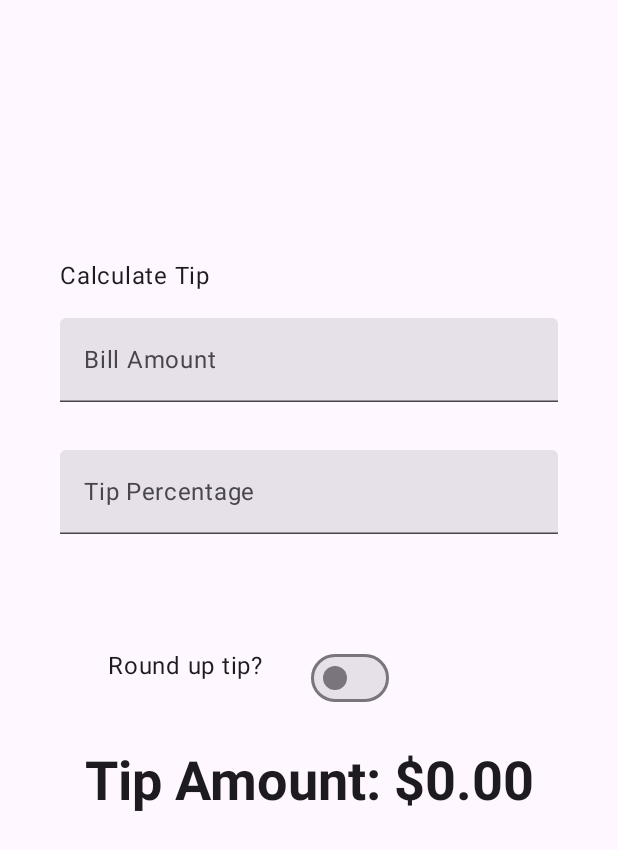
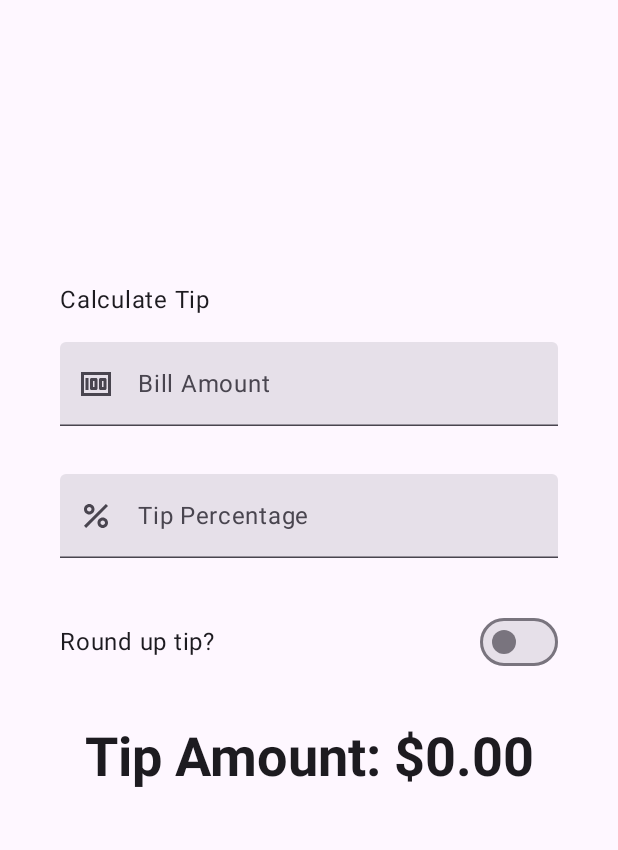
Before and after one commit to AlibekDeveloper/Tip-Time, an Android app built with Jetpack Compose: the screen it shows after launch (MainActivity), on a phone screen of 412 x 824 dp. Shown: the top 850 px of the screen. Run offline under Robolectric (Android 15) with nearby library versions, the phone set to English and light mode, and no system bars.

Commit message:
add leading icon to text fields

```diff
--- a/app/src/main/java/com/example/tiptime/MainActivity.kt
+++ b/app/src/main/java/com/example/tiptime/MainActivity.kt
@@ -4,6 +4,7 @@ import android.os.Bundle
 import androidx.activity.ComponentActivity
 import androidx.activity.compose.setContent
 import androidx.activity.enableEdgeToEdge
+import androidx.annotation.DrawableRes
 import androidx.annotation.StringRes
 import androidx.compose.foundation.layout.Arrangement
 import androidx.compose.foundation.layout.Column
@@ -20,6 +21,7 @@ import androidx.compose.foundation.layout.wrapContentWidth
 import androidx.compose.foundation.rememberScrollState
 import androidx.compose.foundation.text.KeyboardOptions
 import androidx.compose.foundation.verticalScroll
+import androidx.compose.material3.Icon
 import androidx.compose.material3.MaterialTheme
 import androidx.compose.material3.Surface
 import androidx.compose.material3.Switch
@@ -32,6 +34,7 @@ import androidx.compose.runtime.getValue
 import androidx.compose.runtime.setValue
 import androidx.compose.ui.Alignment
 import androidx.compose.ui.Modifier
+import androidx.compose.ui.res.painterResource
 import androidx.compose.ui.res.stringResource
 import androidx.compose.ui.text.input.ImeAction
 import androidx.compose.ui.text.input.KeyboardType
@@ -56,7 +59,6 @@ class MainActivity : ComponentActivity() {
         }
     }
 }
-
 
 @Composable
 fun TipTimeLayout() {
@@ -84,6 +86,7 @@ fun TipTimeLayout() {
         )
         EditNumberField(
             label = R.string.bill_amount,
+            leadingIcon = R.drawable.money,
             value = amountInput,
             keyboardOptions = KeyboardOptions.Default.copy(
                 keyboardType = KeyboardType.Number, imeAction = ImeAction.Next
@@ -96,6 +99,7 @@ fun TipTimeLayout() {
 
         EditNumberField(
             label = R.string.how_was_the_service,
+            leadingIcon = R.drawable.percent,
             keyboardOptions = KeyboardOptions.Default.copy(
                 keyboardType = KeyboardType.Number, imeAction = ImeAction.Done
             ),
@@ -108,7 +112,7 @@ fun TipTimeLayout() {
         RoundTheTipRow(
             roundUp = roundUp,
             onRoundUpChanged = { roundUp = it },
-            modifier = Modifier.padding(32.dp)
+            modifier = Modifier.padding(bottom = 32.dp)
         )
         Text(
             text = stringResource(R.string.tip_amount, tip),
@@ -121,6 +125,7 @@ fun TipTimeLayout() {
 @Composable
 fun EditNumberField(
     @StringRes label: Int,
+    @DrawableRes leadingIcon: Int,
     keyboardOptions: KeyboardOptions,
     value: String,
     onValueChange: (String) -> Unit,
@@ -128,6 +133,7 @@ fun EditNumberField(
 ) {
     TextField(
         value = value,
+        leadingIcon = { Icon(painter = painterResource(id = leadingIcon), null) },
         onValueChange = onValueChange,
         singleLine = true,
         label = { Text(text = stringResource(id = label)) },
@@ -138,9 +144,7 @@ fun EditNumberField(
 
 @Composable
 fun RoundTheTipRow(
-    roundUp: Boolean,
-    onRoundUpChanged: (Boolean) -> Unit,
-    modifier: Modifier
+    roundUp: Boolean, onRoundUpChanged: (Boolean) -> Unit, modifier: Modifier
 ) {
     Row(
         modifier = modifier
@@ -152,18 +156,17 @@ fun RoundTheTipRow(
             text = stringResource(R.string.round_up_tip)
         )
         Switch(
+            modifier = Modifier
+                .fillMaxWidth()
+                .wrapContentWidth(Alignment.End),
             checked = roundUp,
             onCheckedChange = onRoundUpChanged,
-            modifier = modifier
-                .wrapContentWidth(Alignment.End),
         )
     }
 }
 
 private fun calculateTip(
-    amount: Double,
-    tipPercent: Double = 15.0,
-    roundUp: Boolean
+    amount: Double, tipPercent: Double = 15.0, roundUp: Boolean
 ): String {
     var tip = tipPercent / 100 * amount
     if (roundUp) {
```
Also changed, not shown: app/src/main/res/drawable/money.xml (+0 -16 lines), app/src/main/res/drawable/percent.xml (+1 -17 lines).
